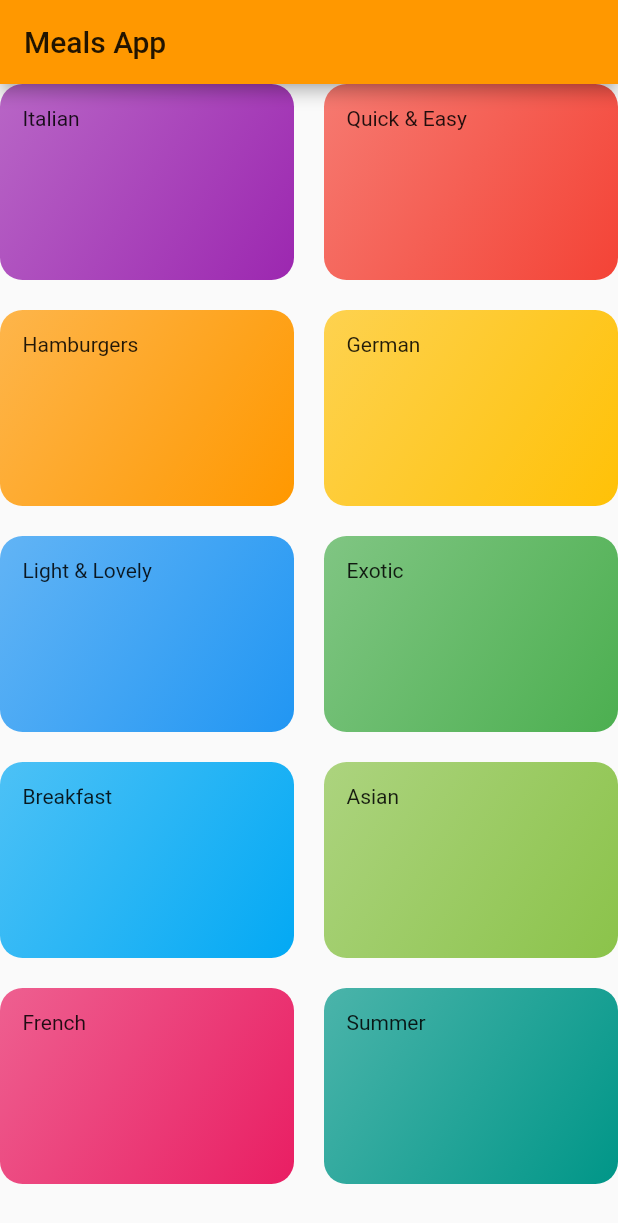
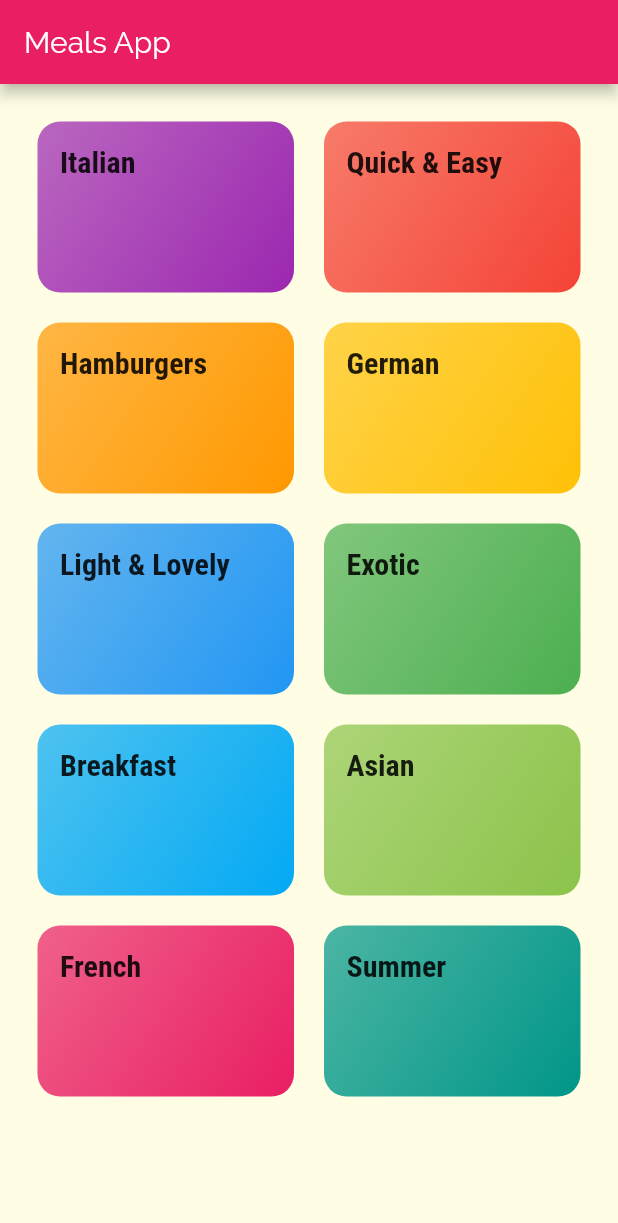
Before and after one commit to ArulMozhiVaradan/meals_app, a Flutter app: the screen it shows after launch, on a phone screen of 412 x 824 dp. Shown: the top 1223 px of the screen. Run offline on Flutter 3.47's test engine with Material 2 defaults, Android fonts, the phone set to English and light mode, and no system bars.

Commit message:
fonts & styling changed in GridView

```diff
--- a/lib/categories_screen.dart
+++ b/lib/categories_screen.dart
@@ -10,6 +10,7 @@ class CategoriesScreen extends StatelessWidget {
         title: const Text('Meals App'),
       ),
       body: GridView(
+        padding: const EdgeInsets.all(25),
         children: DUMMY_CATEGORIES.map((c) {
           return CategoryItem(c.title, c.color);
         }).toList(),
--- a/lib/category_item.dart
+++ b/lib/category_item.dart
@@ -10,7 +10,9 @@ class CategoryItem extends StatelessWidget {
   Widget build(BuildContext context) {
     return Container(
       padding: const EdgeInsets.all(15),
-      child: Text(title),
+      child: Text(title,
+      style: Theme.of(context).textTheme.title
+      ),
       decoration: BoxDecoration(
           gradient: LinearGradient(
         colors: [color.withOpacity(0.7), color],
--- a/lib/main.dart
+++ b/lib/main.dart
@@ -9,7 +9,23 @@ class MyApp extends StatelessWidget{
     return MaterialApp(
       title: 'Meals App',
       theme: ThemeData(
-        primarySwatch: Colors.orange
+        primarySwatch: Colors.pink,
+        accentColor: Colors.amber,
+        canvasColor: Color.fromRGBO(255, 254, 229, 1),
+        fontFamily: 'Raleway',
+        textTheme: ThemeData.light().textTheme.copyWith(
+          body1: TextStyle(
+            color: Color.fromRGBO(20, 51, 51, 1),
+          ),
+          body2: TextStyle(
+            color: Color.fromRGBO(20, 51, 51, 1)
+          ),
+          title: TextStyle(
+            fontSize: 20,
+            fontFamily: 'RobotoCondensed',
+            fontWeight: FontWeight.bold
+          )
+        )
       ),
       home:CategoriesScreen()
     );
```
Also changed, not shown: pubspec.yaml (+17 -6 lines), assets/fonts/Raleway-Black.ttf (added), assets/fonts/Raleway-Bold.ttf (added), assets/fonts/Raleway-Regular.ttf (added), assets/fonts/RobotoCondensed-Bold.ttf (added), assets/fonts/RobotoCondensed-Italic.ttf (added), assets/fonts/RobotoCondensed-Light.ttf (added), assets/fonts/RobotoCondensed-Regular.ttf (added).
